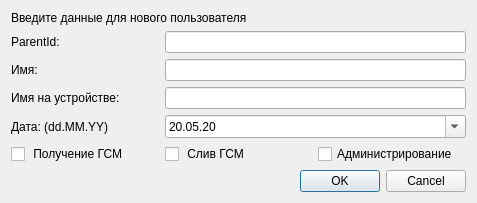
Above: dataBaseFirebird/dialogs/adduserdialog.ui from Evgeniykull/DataBase before the change. Below: the same form after it.
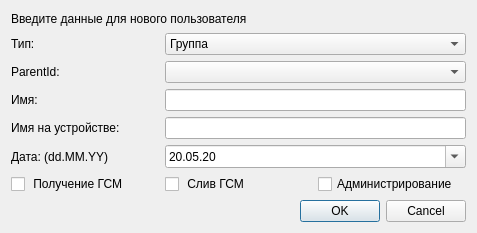
That is the form after the change.

The edit to the form file:
```diff
--- a/dataBaseFirebird/dialogs/adduserdialog.ui
+++ b/dataBaseFirebird/dialogs/adduserdialog.ui
@@ -7,13 +7,13 @@
     <x>0</x>
     <y>0</y>
     <width>477</width>
-    <height>200</height>
+    <height>233</height>
    </rect>
   </property>
   <property name="maximumSize">
    <size>
     <width>16777215</width>
-    <height>200</height>
+    <height>400</height>
    </size>
   </property>
   <property name="windowTitle">
@@ -27,48 +27,45 @@
      </property>
     </widget>
    </item>
-   <item row="1" column="0">
-    <widget class="QLabel" name="lblParentId">
-     <property name="text">
-      <string>ParentId:</string>
-     </property>
-    </widget>
-   </item>
-   <item row="1" column="1" colspan="2">
-    <widget class="QLineEdit" name="leParentId"/>
-   </item>
-   <item row="2" column="0">
+   <item row="3" column="0">
     <widget class="QLabel" name="lblShortName">
      <property name="text">
       <string>Имя:</string>
      </property>
     </widget>
    </item>
-   <item row="2" column="1" colspan="2">
+   <item row="3" column="1" colspan="2">
     <widget class="QLineEdit" name="leShortName"/>
    </item>
-   <item row="3" column="0">
+   <item row="4" column="0">
     <widget class="QLabel" name="lblViewName">
      <property name="text">
       <string>Имя на устройстве:</string>
      </property>
     </widget>
    </item>
-   <item row="3" column="1" colspan="2">
-    <widget class="QLineEdit" name="leViewName">
-     <property name="inputMask">
-      <string>xxxxxxxxxxxx</string>
+   <item row="2" column="0">
+    <widget class="QLabel" name="lblParentId">
+     <property name="text">
+      <string>ParentId:</string>
      </property>
     </widget>
    </item>
-   <item row="4" column="0">
+   <item row="5" column="0">
     <widget class="QLabel" name="lblViewName_2">
      <property name="text">
       <string>Дата: (dd.MM.YY)</string>
      </property>
     </widget>
    </item>
-   <item row="4" column="1" colspan="2">
+   <item row="6" column="1">
+    <widget class="QCheckBox" name="cb2">
+     <property name="text">
+      <string> Слив ГСМ</string>
+     </property>
+    </widget>
+   </item>
+   <item row="5" column="1" colspan="2">
     <widget class="QDateEdit" name="dEDate">
      <property name="currentSection">
       <enum>QDateTimeEdit::DaySection</enum>
@@ -88,28 +85,28 @@
      </property>
     </widget>
    </item>
-   <item row="5" column="0">
+   <item row="6" column="0">
     <widget class="QCheckBox" name="cb1">
      <property name="text">
       <string> Получение ГСМ</string>
      </property>
     </widget>
    </item>
-   <item row="5" column="1">
-    <widget class="QCheckBox" name="cb2">
-     <property name="text">
-      <string> Слив ГСМ</string>
+   <item row="4" column="1" colspan="2">
+    <widget class="QLineEdit" name="leViewName">
+     <property name="inputMask">
+      <string>xxxxxxxxxxxx</string>
      </property>
     </widget>
    </item>
-   <item row="5" column="2">
+   <item row="6" column="2">
     <widget class="QCheckBox" name="cb3">
      <property name="text">
       <string>Администрирование</string>
      </property>
     </widget>
    </item>
-   <item row="6" column="0" colspan="3">
+   <item row="7" column="0" colspan="3">
     <widget class="QDialogButtonBox" name="buttonBox">
      <property name="orientation">
       <enum>Qt::Horizontal</enum>
@@ -119,6 +116,40 @@
      </property>
     </widget>
    </item>
+   <item row="1" column="0">
+    <widget class="QLabel" name="label">
+     <property name="text">
+      <string>Тип:</string>
+     </property>
+    </widget>
+   </item>
+   <item row="1" column="1" colspan="2">
+    <widget class="QComboBox" name="cmbType">
+     <item>
+      <property name="text">
+       <string>Группа</string>
+      </property>
+     </item>
+     <item>
+      <property name="text">
+       <string>Пользователь</string>
+      </property>
+     </item>
+     <item>
+      <property name="text">
+       <string>Машина</string>
+      </property>
+     </item>
+     <item>
+      <property name="text">
+       <string>Накладная</string>
+      </property>
+     </item>
+    </widget>
+   </item>
+   <item row="2" column="1" colspan="2">
+    <widget class="QComboBox" name="cmbParent"/>
+   </item>
   </layout>
  </widget>
  <tabstops>
```
Left out of the diff: 1 changed line with no effect on the pictures.
